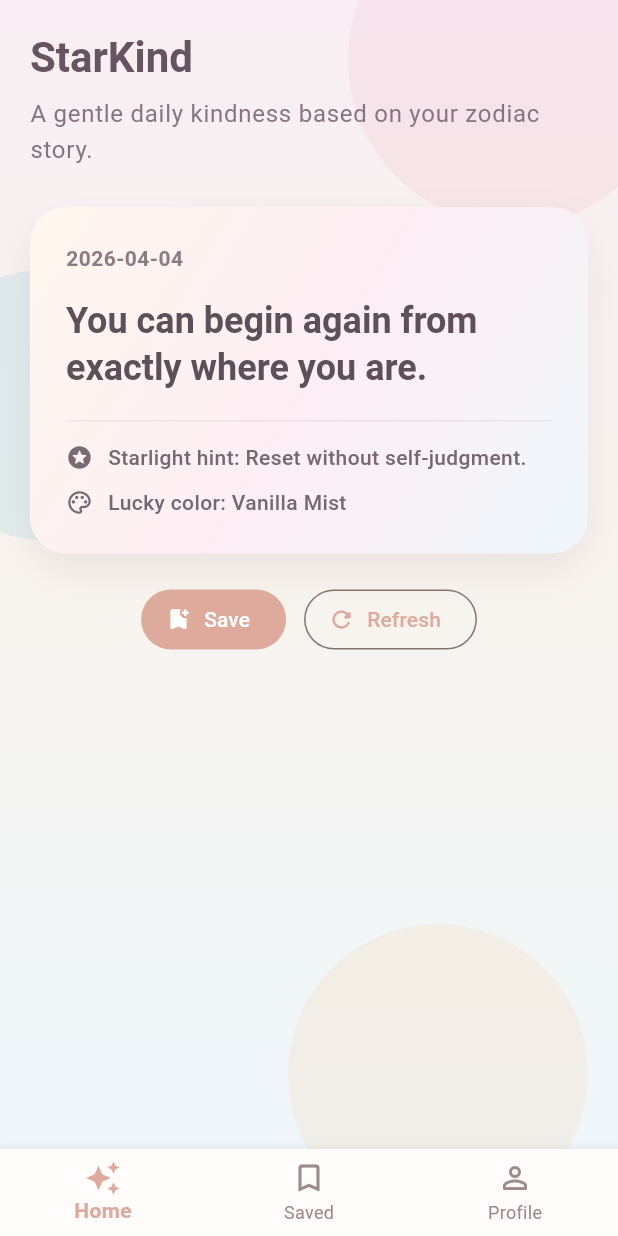
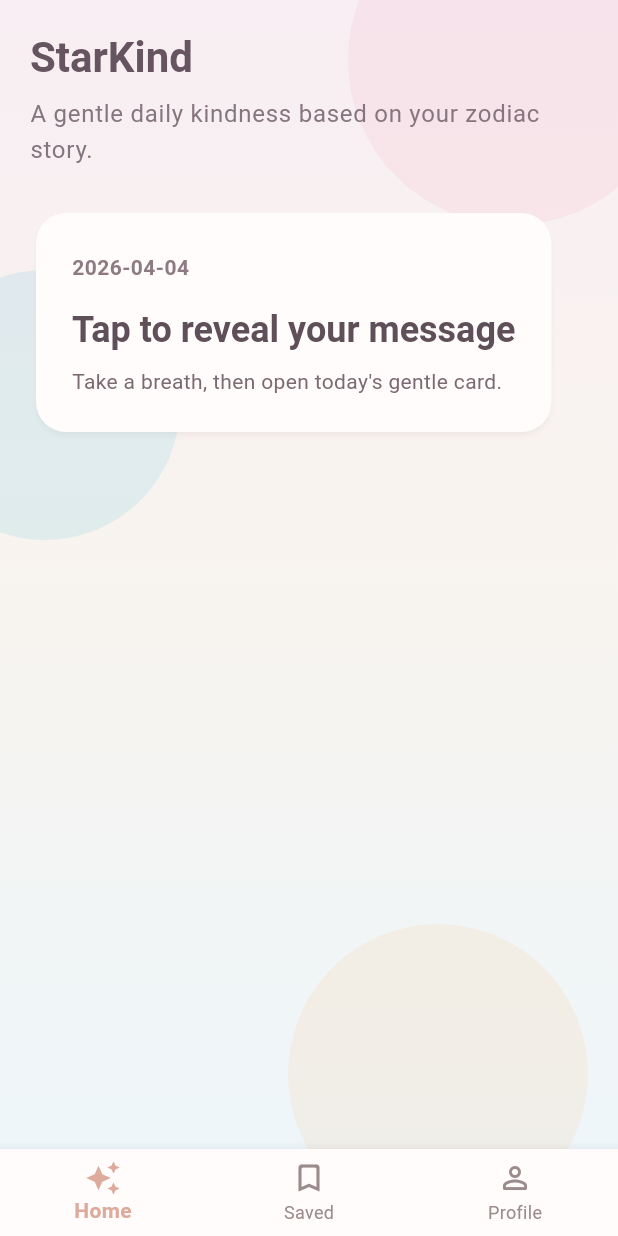
Before and after one commit to tonybjzhao/starkind_flutter, a Flutter app: the screen it shows after launch, on a phone screen of 412 x 824 dp. Run offline on Flutter 3.47's test engine with Material 3 defaults, Android fonts, the light colour scheme and no system bars; our stand-ins replace flutter_local_notifications, flutter_timezone, shared_preferences, timezone.

Commit message:
Phase 1: tap-to-reveal daily ritual on home

```diff
--- /dev/null
+++ b/lib/models/daily_reveal_record.dart
@@ -0,0 +1,68 @@
+class DailyRevealRecord {
+  const DailyRevealRecord({
+    required this.dateKey,
+    required this.hasRevealedToday,
+    required this.messageId,
+    required this.message,
+    required this.zodiacHint,
+    required this.luckyColor,
+  });
+
+  final String dateKey;
+  final bool hasRevealedToday;
+  final String messageId;
+  final String message;
+  final String zodiacHint;
+  final String luckyColor;
+
+  factory DailyRevealRecord.emptyFor(String dateKey) {
+    return DailyRevealRecord(
+      dateKey: dateKey,
+      hasRevealedToday: false,
+      messageId: '',
+      message: '',
+      zodiacHint: '',
+      luckyColor: '',
+    );
+  }
+
+  DailyRevealRecord copyWith({
+    String? dateKey,
+    bool? hasRevealedToday,
+    String? messageId,
+    String? message,
+    String? zodiacHint,
+    String? luckyColor,
+  }) {
+    return DailyRevealRecord(
+      dateKey: dateKey ?? this.dateKey,
+      hasRevealedToday: hasRevealedToday ?? this.hasRevealedToday,
+      messageId: messageId ?? this.messageId,
+      message: message ?? this.message,
+      zodiacHint: zodiacHint ?? this.zodiacHint,
+      luckyColor: luckyColor ?? this.luckyColor,
+    );
+  }
+
+  Map<String, dynamic> toJson() {
+    return {
+      'dateKey': dateKey,
+      'hasRevealedToday': hasRevealedToday,
+      'messageId': messageId,
+      'message': message,
+      'zodiacHint': zodiacHint,
+      'luckyColor': luckyColor,
+    };
+  }
+
+  factory DailyRevealRecord.fromJson(Map<String, dynamic> json) {
+    return DailyRevealRecord(
+      dateKey: (json['dateKey'] as String?) ?? '',
+      hasRevealedToday: (json['hasRevealedToday'] as bool?) ?? false,
+      messageId: (json['messageId'] as String?) ?? '',
+      message: (json['message'] as String?) ?? '',
+      zodiacHint: (json['zodiacHint'] as String?) ?? '',
+      luckyColor: (json['luckyColor'] as String?) ?? '',
+    );
+  }
+}
--- a/lib/screens/home_screen.dart
+++ b/lib/screens/home_screen.dart
@@ -10,15 +10,14 @@ class HomeScreen extends StatelessWidget {
   Widget build(BuildContext context) {
     final state = StarKindScope.of(context);
     final card = state.currentMessage;
+    final isRevealed = state.hasRevealedToday;
 
     final messageText = card?.message ??
         'Set your birthday in Profile to receive your daily kindness card.';
     final hintText = card?.zodiacHint ??
         'Your zodiac hint will appear after profile setup.';
     final luckyColor = card?.luckyColor ?? 'Soft Pearl';
-    final dateText = card == null
-        ? 'TODAY'
-        : '${card.date.year}-${card.date.month.toString().padLeft(2, '0')}-${card.date.day.toString().padLeft(2, '0')}';
+    final dateText = state.todayDateText;
 
     return SafeArea(
       child: Stack(
@@ -49,13 +48,36 @@ class HomeScreen extends StatelessWidget {
                               ),
                         ),
                         const SizedBox(height: 26),
-                        DailyMessageCard(
+                        AnimatedSwitcher(
+                          duration: const Duration(milliseconds: 260),
+                          switchInCurve: Curves.easeOut,
+                          switchOutCurve: Curves.easeIn,
+                          transitionBuilder: (child, animation) {
+                            return FadeTransition(
+                              opacity: animation,
+                              child: ScaleTransition(
+                                scale: Tween<double>(begin: 0.98, end: 1.0)
+                                    .animate(animation),
+                                child: child,
+                              ),
+                            );
+                          },
+                          child: isRevealed
+                              ? DailyMessageCard(
+                                  key: const ValueKey('revealed-card'),
                                   message: messageText,
                                   zodiacHint: hintText,
                                   luckyColor: luckyColor,
                                   dateText: dateText,
+                                )
+                              : _RevealPlaceholderCard(
+                                  key: const ValueKey('hidden-card'),
+                                  dateText: dateText,
+                                  onTap: state.revealTodayMessage,
+                                ),
                         ),
                         const SizedBox(height: 20),
+                        if (isRevealed)
                           Center(
                             child: Wrap(
                               spacing: 12,
@@ -78,7 +100,9 @@ class HomeScreen extends StatelessWidget {
                                       ? Icons.bookmark_rounded
                                       : Icons.bookmark_add_rounded),
                                   label: Text(
-                                  state.isCurrentMessageSaved ? 'Saved' : 'Save',
+                                    state.isCurrentMessageSaved
+                                        ? 'Saved'
+                                        : 'Save',
                                   ),
                                 ),
                                 OutlinedButton.icon(
@@ -97,6 +121,58 @@ class HomeScreen extends StatelessWidget {
             },
           ),
         ],
+      ),
+    );
+  }
+}
+
+class _RevealPlaceholderCard extends StatelessWidget {
+  const _RevealPlaceholderCard({
+    super.key,
+    required this.dateText,
+    required this.onTap,
+  });
+
+  final String dateText;
+  final VoidCallback onTap;
+
+  @override
+  Widget build(BuildContext context) {
+    return Card(
+      child: InkWell(
+        borderRadius: BorderRadius.circular(20),
+        onTap: onTap,
+        child: Padding(
+          padding: const EdgeInsets.fromLTRB(24, 26, 24, 24),
+          child: Column(
+            crossAxisAlignment: CrossAxisAlignment.start,
+            children: [
+              Text(
+                dateText,
+                style: Theme.of(context).textTheme.labelLarge?.copyWith(
+                      letterSpacing: 0.3,
+                      fontWeight: FontWeight.w600,
+                      color: const Color(0xFF8D7A83),
+                    ),
+              ),
+              const SizedBox(height: 16),
+              Text(
+                'Tap to reveal your message',
+                style: Theme.of(context).textTheme.headlineSmall?.copyWith(
+                      color: const Color(0xFF5F4F59),
+                      fontWeight: FontWeight.w700,
+                    ),
+              ),
+              const SizedBox(height: 8),
+              Text(
+                'Take a breath, then open today\'s gentle card.',
+                style: Theme.of(context).textTheme.bodyMedium?.copyWith(
+                      color: const Color(0xFF7B6A73),
+                    ),
+              ),
+            ],
+          ),
+        ),
       ),
     );
   }
--- a/lib/services/starkind_state.dart
+++ b/lib/services/starkind_state.dart
@@ -6,6 +6,7 @@ import 'package:flutter/material.dart';
 import 'package:shared_preferences/shared_preferences.dart';
 
 import '../models/daily_message.dart';
+import '../models/daily_reveal_record.dart';
 import '../models/user_profile.dart';
 import 'message_service.dart';
 import 'notification_service.dart';
@@ -28,14 +29,19 @@ class StarKindState extends ChangeNotifier {
 
   static const String _profileKey = 'profile';
   static const String _savedMessagesKey = 'saved_messages';
+  static const String _dailyRevealKey = 'daily_reveal_record';
 
   UserProfile _profile = UserProfile.initial();
   DailyMessage? _currentMessage;
   final List<DailyMessage> _savedMessages = [];
+  DailyRevealRecord _dailyRevealRecord =
+      DailyRevealRecord.emptyFor(_todayKey());
   bool _notificationsReady = false;
 
   UserProfile get profile => _profile;
   DailyMessage? get currentMessage => _currentMessage;
+  bool get hasRevealedToday => _dailyRevealRecord.hasRevealedToday;
+  String get todayDateText => _dailyRevealRecord.dateKey;
   UnmodifiableListView<DailyMessage> get savedMessages =>
       UnmodifiableListView(_savedMessages);
   bool get isCurrentMessageSaved {
@@ -54,6 +60,7 @@ class StarKindState extends ChangeNotifier {
     final prefs = await SharedPreferences.getInstance();
     final profileJson = prefs.getString(_profileKey);
     final savedJson = prefs.getStringList(_savedMessagesKey) ?? [];
+    final revealJson = prefs.getString(_dailyRevealKey);
 
     if (profileJson != null && profileJson.isNotEmpty) {
       final decoded = jsonDecode(profileJson) as Map<String, dynamic>;
@@ -69,7 +76,12 @@ class StarKindState extends ChangeNotifier {
         }),
       );
 
-    refreshDailyMessage();
+    if (revealJson != null && revealJson.isNotEmpty) {
+      final decoded = jsonDecode(revealJson) as Map<String, dynamic>;
+      _dailyRevealRecord = DailyRevealRecord.fromJson(decoded);
+    }
+
+    _syncTodayRecordAndMessage(notify: true);
   }
 
   void setBirthday(DateTime birthday) {
@@ -79,14 +91,14 @@ class StarKindState extends ChangeNotifier {
       zodiacSign: zodiac,
     );
     _saveProfile();
-    refreshDailyMessage();
+    _syncTodayRecordAndMessage(notify: true);
     unawaited(_rescheduleNotification());
   }
 
   void setPreferredTone(String tone) {
     _profile = _profile.copyWith(preferredTone: tone);
     _saveProfile();
-    refreshDailyMessage();
+    _syncTodayRecordAndMessage(notify: true);
     unawaited(_rescheduleNotification());
   }
 
@@ -101,14 +113,29 @@ class StarKindState extends ChangeNotifier {
   }
 
   void refreshDailyMessage() {
-    final now = DateTime.now();
-    _currentMessage = _messageService.generateDailyMessage(
-      date: DateTime(now.year, now.month, now.day),
-      zodiacSign: _profile.zodiacSign,
-      preferredTone: _profile.preferredTone,
+    final generated = _generateTodayMessage();
+    _currentMessage = generated;
+    _dailyRevealRecord = DailyRevealRecord(
+      dateKey: _todayKey(),
+      hasRevealedToday: false,
+      messageId: generated.id,
+      message: generated.message,
+      zodiacHint: generated.zodiacHint,
+      luckyColor: generated.luckyColor,
     );
+    unawaited(_saveDailyRevealRecord());
     notifyListeners();
     unawaited(_rescheduleNotification());
+  }
+
+  void revealTodayMessage() {
+    if (_dailyRevealRecord.hasRevealedToday) {
+      return;
+    }
+
+    _dailyRevealRecord = _dailyRevealRecord.copyWith(hasRevealedToday: true);
+    unawaited(_saveDailyRevealRecord());
+    notifyListeners();
   }
 
   bool saveCurrentMessage() {
@@ -147,6 +174,14 @@ class StarKindState extends ChangeNotifier {
     await prefs.setStringList(_savedMessagesKey, encoded);
   }
 
+  Future<void> _saveDailyRevealRecord() async {
+    final prefs = await SharedPreferences.getInstance();
+    await prefs.setString(
+      _dailyRevealKey,
+      jsonEncode(_dailyRevealRecord.toJson()),
+    );
+  }
+
   Future<void> _rescheduleNotification() async {
     if (!_notificationsReady) {
       return;
@@ -160,6 +195,61 @@ class StarKindState extends ChangeNotifier {
       minute: _profile.notificationMinute,
       message: body,
     );
+  }
+
+  void _syncTodayRecordAndMessage({required bool notify}) {
+    final todayKey = _todayKey();
+    final generated = _generateTodayMessage();
+
+    if (_dailyRevealRecord.dateKey != todayKey ||
+        _dailyRevealRecord.messageId.isEmpty) {
+      _dailyRevealRecord = DailyRevealRecord(
+        dateKey: todayKey,
+        hasRevealedToday: false,
+        messageId: generated.id,
+        message: generated.message,
+        zodiacHint: generated.zodiacHint,
+        luckyColor: generated.luckyColor,
+      );
+    }
+
+    _currentMessage = DailyMessage(
+      id: _dailyRevealRecord.messageId,
+      date: _dateFromKey(_dailyRevealRecord.dateKey),
+      message: _dailyRevealRecord.message,
+      zodiacHint: _dailyRevealRecord.zodiacHint,
+      luckyColor: _dailyRevealRecord.luckyColor,
+      zodiacSign: _profile.zodiacSign,
+    );
+
+    unawaited(_saveDailyRevealRecord());
+    if (notify) {
+      notifyListeners();
+    }
+  }
+
+  DailyMessage _generateTodayMessage() {
+    final now = DateTime.now();
+    return _messageService.generateDailyMessage(
+      date: DateTime(now.year, now.month, now.day),
+      zodiacSign: _profile.zodiacSign,
+      preferredTone: _profile.preferredTone,
+    );
+  }
+
+  static String _todayKey() {
+    final now = DateTime.now();
+    final month = now.month.toString().padLeft(2, '0');
+    final day = now.day.toString().padLeft(2, '0');
+    return '${now.year}-$month-$day';
+  }
+
+  DateTime _dateFromKey(String key) {
+    try {
+      return DateTime.parse(key);
+    } catch (_) {
+      return DateTime.now();
+    }
   }
 }
 
```
Lines whose indentation alone changed are shown as unchanged.
